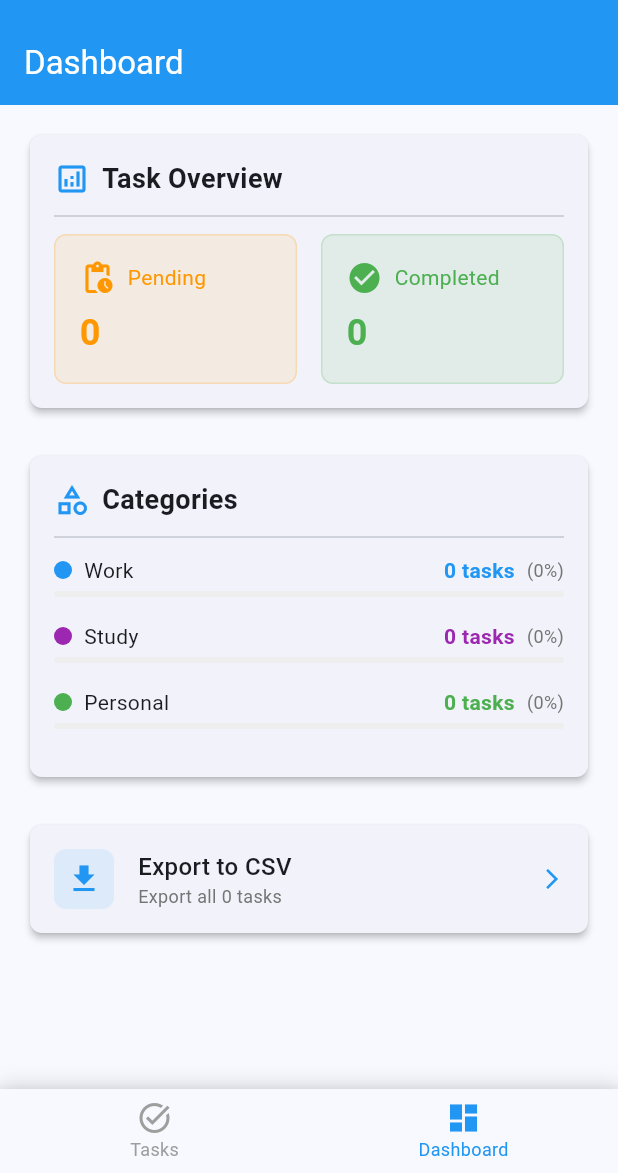
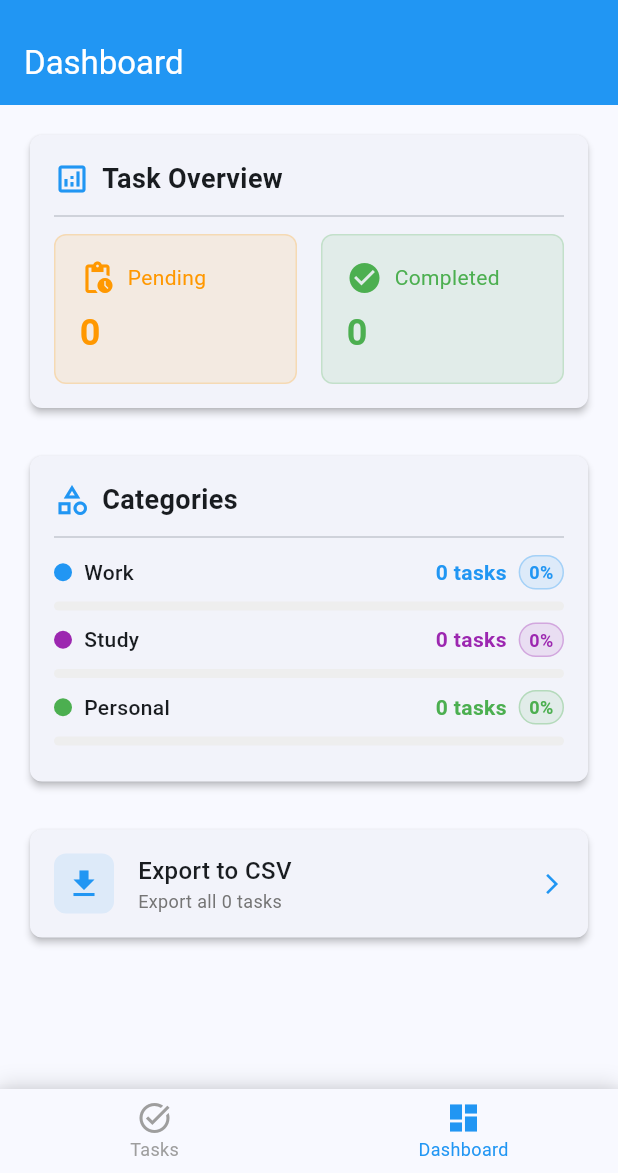
Before and after one commit to M-HamidMehmood/flutter-ai-todo-app, a Flutter app: the screen it shows after launch, item 2 of the bottom bar chosen, on a phone screen of 412 x 824 dp, the part 63-1236 px from its top. Run offline on Flutter 3.47's test engine with Material 3 defaults, Android fonts, the phone set to English and light mode, and no system bars; our stand-ins replace csv, flutter_local_notifications, flutter_slidable, permission_handler, share_plus, shared_preferences and 1 more.

Commit message:
style: enhance dashboard UI by improving text styles, adding percentage badges with borders, and adjusting progress indicator dimensions for better aesthetics

```diff
--- a/lib/screens/dashboard_screen.dart
+++ b/lib/screens/dashboard_screen.dart
@@ -169,7 +169,11 @@ class _DashboardScreenState extends State<DashboardScreen> with SingleTickerProv
                         const SizedBox(width: UIConstants.smallPadding),
                         Text(
                           category,
-                          style: const TextStyle(fontSize: 14),
+                          style: TextStyle(
+                            fontSize: 14,
+                            fontWeight: FontWeight.w500,
+                            color: Theme.of(context).textTheme.bodyLarge?.color,
+                          ),
                         ),
                         const Spacer(),
                         Text(
@@ -181,25 +185,40 @@ class _DashboardScreenState extends State<DashboardScreen> with SingleTickerProv
                           ),
                         ),
                         const SizedBox(width: UIConstants.smallPadding),
-                        Text(
-                          '($percentage%)',
-                          style: TextStyle(
-                            fontSize: 12,
-                            color: Colors.grey.shade600,
+                        Container(
+                          padding: const EdgeInsets.symmetric(
+                            horizontal: 6,
+                            vertical: 2,
+                          ),
+                          decoration: BoxDecoration(
+                            color: CategoryConstants.getCategoryColor(category).withOpacity(0.1),
+                            borderRadius: BorderRadius.circular(12),
+                            border: Border.all(
+                              color: CategoryConstants.getCategoryColor(category).withOpacity(0.3),
+                              width: 1,
+                            ),
+                          ),
+                          child: Text(
+                            '$percentage%',
+                            style: TextStyle(
+                              fontSize: 12,
+                              fontWeight: FontWeight.bold,
+                              color: CategoryConstants.getCategoryColor(category),
+                            ),
                           ),
                         ),
                       ],
                     ),
-                    const SizedBox(height: 4),
+                    const SizedBox(height: 8),
                     LinearProgressIndicator(
                       value: total > 0 ? count / total : 0,
                       backgroundColor: Colors.grey.shade200,
                       valueColor: AlwaysStoppedAnimation<Color>(
                         CategoryConstants.getCategoryColor(category),
                       ),
-                      borderRadius: BorderRadius.circular(2),
+                      borderRadius: BorderRadius.circular(4),
+                      minHeight: 6,
                     ),
-                    const SizedBox(height: UIConstants.smallPadding),
                   ],
                 ),
               );
```
